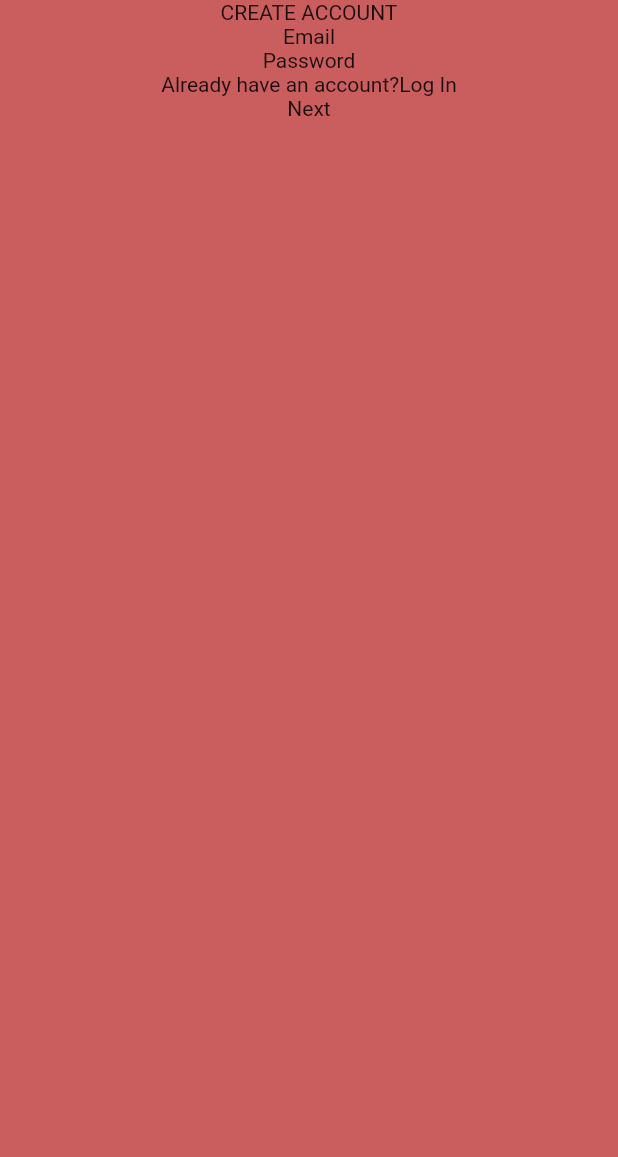
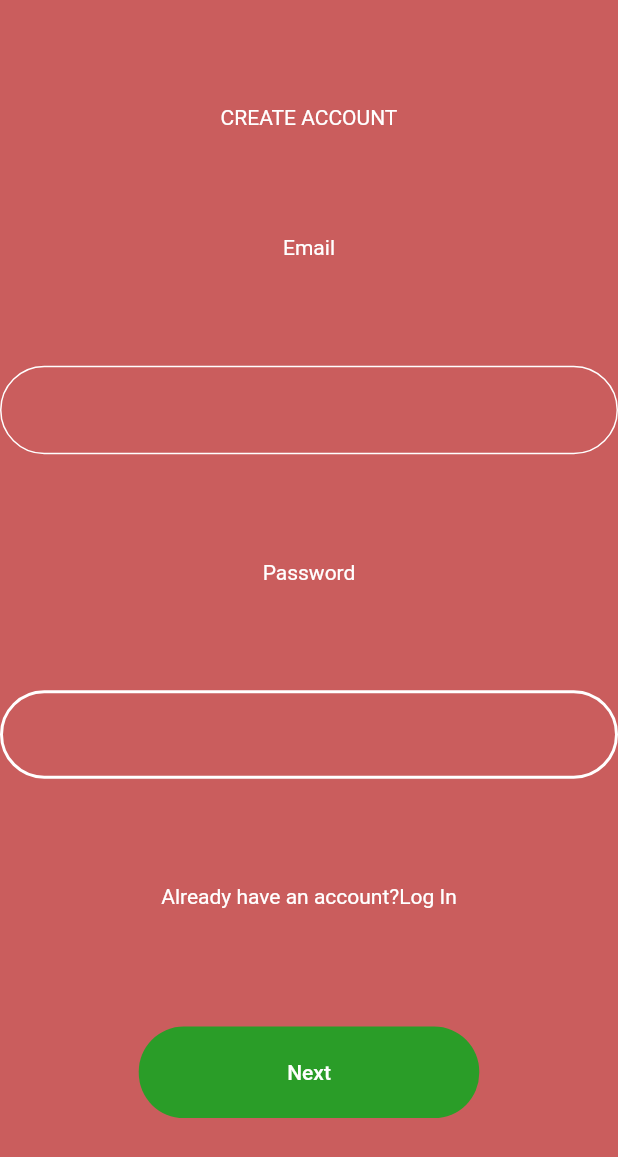
Before and after one commit to brandy-atieno/chatbot-app, a Flutter app: the screen it shows after launch, on a phone screen of 412 x 824 dp. Shown: the top 1157 px of the screen. Run offline on Flutter 3.47's test engine with Material 2 defaults, Android fonts, the phone set to English and light mode, and no system bars.

Commit message:
Set up textformfields

```diff
--- a/lib/main.dart
+++ b/lib/main.dart
@@ -1,6 +1,6 @@
 import 'package:flutter/material.dart';
 import 'package:chatbot_app_2/screens/welcome.dart';
-import 'package:chatbot_app_2/screens/signUp.dart';
+import 'package:chatbot_app_2/screens/sign_up.dart';
 import 'package:chatbot_app_2/utilities/color.dart';
 
 void main() {
--- a/lib/screens/signUp.dart
+++ /dev/null
@@ -1,23 +0,0 @@
-import 'package:flutter/material.dart';
-// ignore: unused_import
-import 'package:chatbot_app_2/utilities/color.dart';
-
-class SignUP extends StatelessWidget {
-  const SignUP({super.key});
-
-  @override
-  Widget build(BuildContext context) {
-    return Scaffold(
-        // ignore: avoid_unnecessary_containers
-        body: Container(
-            child: Center(
-              child: Column(children: const <Widget>[
-                  Text('CREATE ACCOUNT'),
-                  Text('Email'),
-                  Text('Password'),
-                  Text('Already have an account?Log In'),
-                  Text('Next'),
-                ]),
-            )));
-  }
-}
--- /dev/null
+++ b/lib/screens/sign_up.dart
@@ -0,0 +1,71 @@
+import 'package:flutter/material.dart';
+// ignore: unused_import
+import 'package:chatbot_app_2/utilities/color.dart';
+
+class SignUP extends StatelessWidget {
+  const SignUP({super.key});
+
+  @override
+  Widget build(BuildContext context) {
+    return Scaffold(
+        // ignore: avoid_unnecessary_containers
+        body: Container(
+            child: Center(
+      child: Column(
+          mainAxisAlignment: MainAxisAlignment.spaceEvenly,
+          crossAxisAlignment: CrossAxisAlignment.center,
+          children: <Widget>[
+            const Text('CREATE ACCOUNT',
+                style: TextStyle(color: AppColors.buttonText)),
+            const Text('Email', style: TextStyle(color: AppColors.buttonText)),
+            TextFormField(
+                decoration: const InputDecoration(
+                    focusedBorder: OutlineInputBorder(
+                        borderSide: BorderSide(color: AppColors.buttonText),
+                        borderRadius: BorderRadius.all(
+                          Radius.circular(50.0),
+                        )),
+                    enabledBorder: OutlineInputBorder(
+                        borderSide: BorderSide(color: AppColors.buttonText),
+                        borderRadius: BorderRadius.all(
+                          Radius.circular(50.0),
+                        )))),
+            const Text('Password',
+                style: TextStyle(color: AppColors.buttonText)),
+            TextFormField(
+              decoration: const InputDecoration(
+                focusedBorder: OutlineInputBorder(
+                  borderSide: BorderSide(color: AppColors.buttonText),
+                  borderRadius: BorderRadius.all(
+                    Radius.circular(50.0),
+                  ),
+                ),
+                enabledBorder: OutlineInputBorder(
+                  borderSide: BorderSide(width: 2, color: AppColors.buttonText),
+                  borderRadius: BorderRadius.all(
+                    Radius.circular(50.0),
+                  ),
+                ),
+                // fillColor:,
+              ),
+            ),
+            const Text('Already have an account?Log In',
+                style: TextStyle(color: AppColors.buttonText)),
+            Padding(
+                padding: const EdgeInsets.all(8.0),
+                child: TextButton(
+                  // ignore: avoid_print
+                  onPressed: () async => print('Yey!'),
+                  style: TextButton.styleFrom(
+                      backgroundColor: AppColors.button,
+                      fixedSize: const Size(227, 61),
+                      shape: RoundedRectangleBorder(
+                          borderRadius: BorderRadius.circular(30.0))),
+
+                  child: const Text('Next',
+                      style: TextStyle(color: AppColors.buttonText)),
+                )),
+          ]),
+    )));
+  }
+}
```
